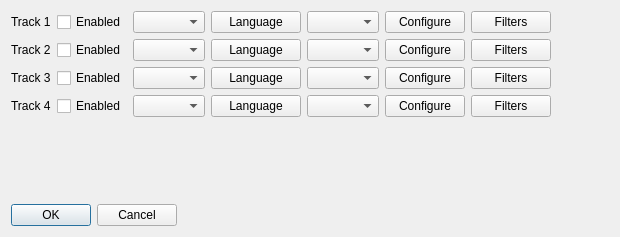
Before: the Qt Designer form branches/avidemux_2.6_branch_mean/avidemux/qt4/ADM_userInterfaces/ADM_dialog/audioTracks.ui in BackupTheBerlios/avidemux-svn, drawn with Qt 5.
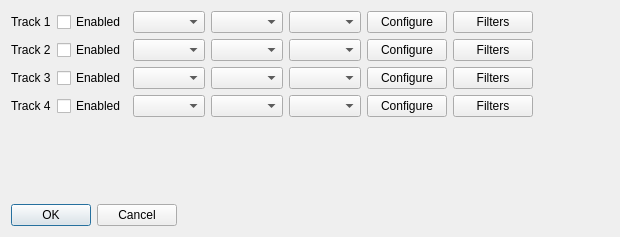
After: the same form once the commit is applied.

Commit message: [audioTrack/Qt] Language is now a combobox (uncomplete)

What changed in the file:
```diff
--- a/branches/avidemux_2.6_branch_mean/avidemux/qt4/ADM_userInterfaces/ADM_dialog/audioTracks.ui
+++ b/branches/avidemux_2.6_branch_mean/avidemux/qt4/ADM_userInterfaces/ADM_dialog/audioTracks.ui
@@ -37,17 +37,7 @@
       <widget class="QComboBox" name="comboBoxInput1"/>
      </item>
      <item>
-      <widget class="QPushButton" name="pushButtonLanguage1">
-       <property name="minimumSize">
-        <size>
-         <width>90</width>
-         <height>0</height>
-        </size>
-       </property>
-       <property name="text">
-        <string>Language</string>
-       </property>
-      </widget>
+      <widget class="QComboBox" name="comboBoxLanguage1"/>
      </item>
      <item>
       <widget class="QComboBox" name="comboBoxCodec1"/>
@@ -88,17 +78,7 @@
       <widget class="QComboBox" name="comboBoxInput2"/>
      </item>
      <item>
-      <widget class="QPushButton" name="pushButtonLanguage2">
-       <property name="minimumSize">
-        <size>
-         <width>90</width>
-         <height>0</height>
-        </size>
-       </property>
-       <property name="text">
-        <string>Language</string>
-       </property>
-      </widget>
+      <widget class="QComboBox" name="comboBoxLanguage2"/>
      </item>
      <item>
       <widget class="QComboBox" name="comboBoxCodec2"/>
@@ -139,17 +119,7 @@
       <widget class="QComboBox" name="comboBoxInput3"/>
      </item>
      <item>
-      <widget class="QPushButton" name="pushButtonLanguage3">
-       <property name="minimumSize">
-        <size>
-         <width>90</width>
-         <height>0</height>
-        </size>
-       </property>
-       <property name="text">
-        <string>Language</string>
-       </property>
-      </widget>
+      <widget class="QComboBox" name="comboBoxLanguage3"/>
      </item>
      <item>
       <widget class="QComboBox" name="comboBoxCodec3"/>
@@ -190,17 +160,7 @@
       <widget class="QComboBox" name="comboBoxInput4"/>
      </item>
      <item>
-      <widget class="QPushButton" name="pushButtonLanguage4">
-       <property name="minimumSize">
-        <size>
-         <width>90</width>
-         <height>0</height>
-        </size>
-       </property>
-       <property name="text">
-        <string>Language</string>
-       </property>
-      </widget>
+      <widget class="QComboBox" name="comboBoxLanguage4"/>
      </item>
      <item>
       <widget class="QComboBox" name="comboBoxCodec4"/>
```
The commit also changes 3 other files.
